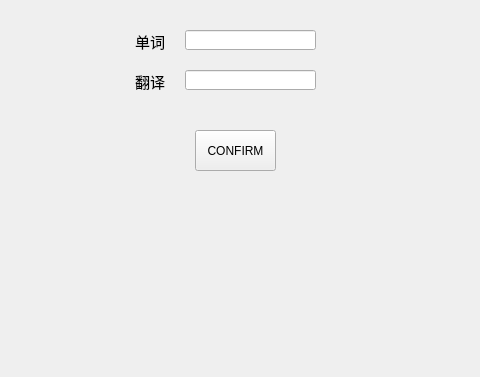
PrinceVictor/word_training, file input.ui: the form before one commit; both pictures show x 85 to 565 and y 100 to 477 of the 684 by 477 pixel window.
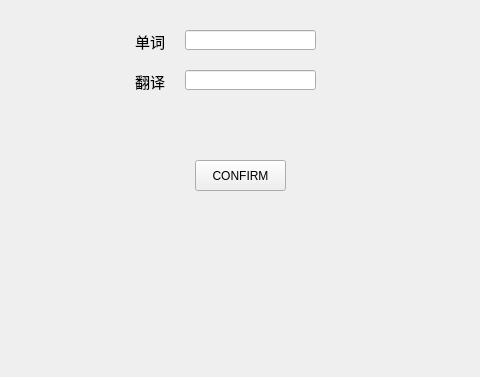
The form after the commit.

```diff
--- a/input.ui
+++ b/input.ui
@@ -39,19 +39,6 @@
     <string>&lt;html&gt;&lt;head/&gt;&lt;body&gt;&lt;p&gt;&lt;span style=&quot; font-size:11pt;&quot;&gt;翻译&lt;/span&gt;&lt;/p&gt;&lt;/body&gt;&lt;/html&gt;</string>
    </property>
   </widget>
-  <widget class="QPushButton" name="pushButton">
-   <property name="geometry">
-    <rect>
-     <x>280</x>
-     <y>230</y>
-     <width>81</width>
-     <height>41</height>
-    </rect>
-   </property>
-   <property name="text">
-    <string>CONFIRM</string>
-   </property>
-  </widget>
   <widget class="QLineEdit" name="word">
    <property name="geometry">
     <rect>
@@ -72,6 +59,19 @@
     </rect>
    </property>
   </widget>
+  <widget class="QPushButton" name="pushButton_2">
+   <property name="geometry">
+    <rect>
+     <x>280</x>
+     <y>260</y>
+     <width>91</width>
+     <height>31</height>
+    </rect>
+   </property>
+   <property name="text">
+    <string>CONFIRM</string>
+   </property>
+  </widget>
  </widget>
  <resources/>
  <connections/>
```
